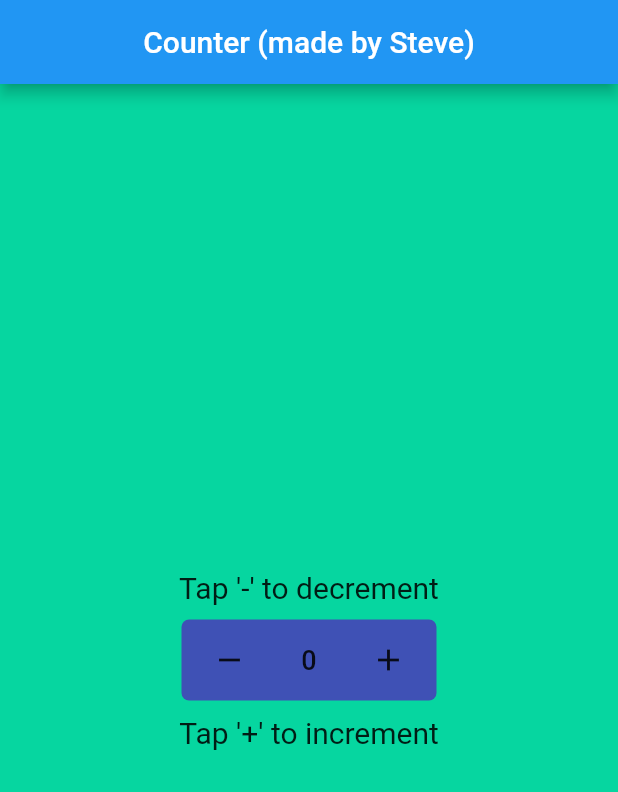
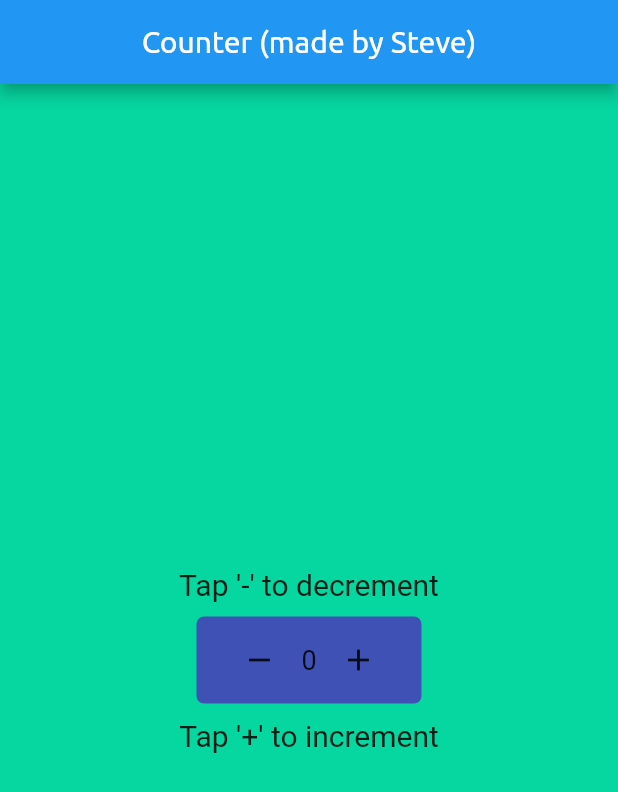
Before and after one commit to stevelpak/first_flutter_app, a Flutter app: the screen it shows after launch, on a phone screen of 412 x 824 dp. Shown: the top 792 px of the screen. Run offline on Flutter 3.47's test engine with Material 2 defaults, Android fonts, the phone set to English and light mode, and no system bars.

Commit message:
Button to Text Widget

```diff
--- a/lib/main.dart
+++ b/lib/main.dart
@@ -38,7 +38,10 @@ class _MyWidgetState extends State<MyWidget> {
       backgroundColor: const Color.fromARGB(255, 6, 214, 160),
       appBar: AppBar(
         title: const Center(
-          child: Text("Counter (made by Steve)"),
+          child: Text(
+            "Counter (made by Steve)",
+            style: TextStyle(fontFamily: 'Ubuntu'),
+          ),
         ),
       ),
       body: Center(
@@ -53,8 +56,8 @@ class _MyWidgetState extends State<MyWidget> {
             ),
             Container(
               alignment: Alignment.center,
-              width: 170,
-              padding: const EdgeInsets.all(3),
+              width: 150,
+              padding: const EdgeInsets.all(5),
               margin: const EdgeInsets.fromLTRB(0, 10, 0, 10),
               decoration: BoxDecoration(
                 borderRadius: BorderRadius.circular(5),
@@ -70,15 +73,9 @@ class _MyWidgetState extends State<MyWidget> {
                         })),
                     child: const Icon(Icons.remove),
                   ),
-                  MaterialButton(
-                    minWidth: 50,
-                    onPressed: (() {}),
-                    child: Text(
-                      "$_count",
-                      style: const TextStyle(
-                        fontSize: 18,
-                      ),
-                    ),
+                  Text(
+                    "$_count",
+                    style: const TextStyle(fontSize: 18),
                   ),
                   MaterialButton(
                     minWidth: 50,
```
Also changed, not shown: pubspec.yaml (+13 -14 lines), fonts/Ubuntu-Regular.ttf (added).
